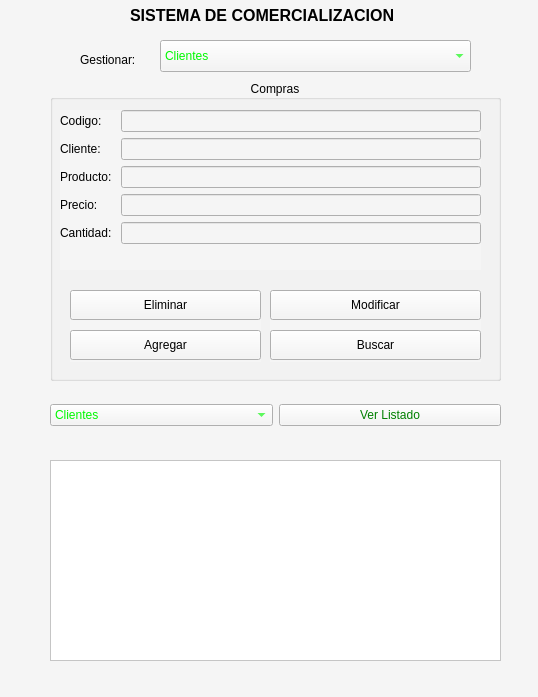
Kaouruk/Comercio-Electronico, file mainwindow.ui: the form before one commit.
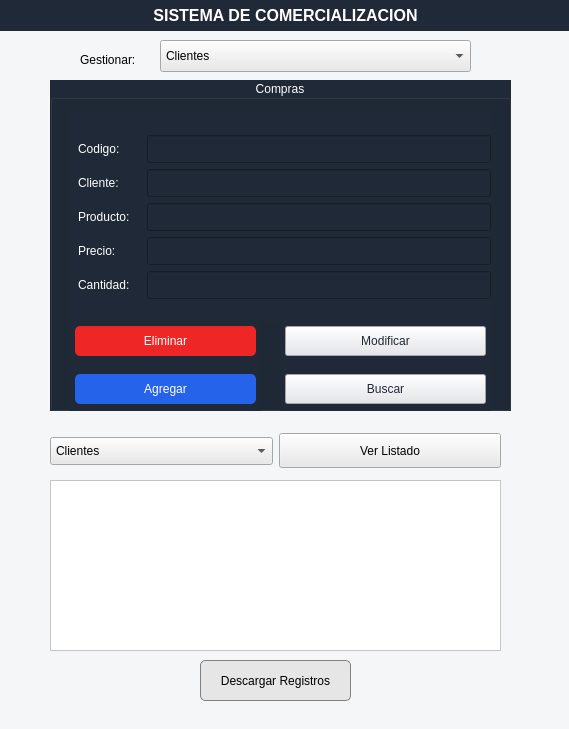
The form after the commit.

Patch:
```diff
--- a/mainwindow.ui
+++ b/mainwindow.ui
@@ -6,15 +6,15 @@
    <rect>
     <x>0</x>
     <y>0</y>
-    <width>538</width>
-    <height>697</height>
+    <width>569</width>
+    <height>729</height>
    </rect>
   </property>
   <property name="windowTitle">
    <string>MainWindow</string>
   </property>
   <property name="styleSheet">
-   <string notr="true">background-color: rgb(245, 245, 245);</string>
+   <string notr="true">background-color: rgb(245, 246, 248);</string>
   </property>
   <widget class="QWidget" name="centralwidget">
    <property name="enabled">
@@ -23,9 +23,9 @@
    <widget class="QLabel" name="label_5">
     <property name="geometry">
      <rect>
-      <x>130</x>
+      <x>0</x>
       <y>0</y>
-      <width>321</width>
+      <width>571</width>
       <height>31</height>
      </rect>
     </property>
@@ -35,9 +35,17 @@
       <bold>true</bold>
      </font>
     </property>
+    <property name="styleSheet">
+     <string notr="true">text-align: center;
+background-color: rgb(31, 41, 55);
+color:white;</string>
+    </property>
     <property name="text">
      <string>SISTEMA DE COMERCIALIZACION</string>
     </property>
+    <property name="alignment">
+     <set>Qt::AlignmentFlag::AlignCenter</set>
+    </property>
    </widget>
    <widget class="QComboBox" name="cbxGestionar">
     <property name="geometry">
@@ -49,7 +57,12 @@
      </rect>
     </property>
     <property name="styleSheet">
-     <string notr="true">color:rgb(0, 249, 0);</string>
+     <string notr="true">
+background-color: rgb(233,233,233);
+color:black;
+font-size:24;
+padding:5px;
+</string>
     </property>
     <item>
      <property name="text">
@@ -84,9 +97,9 @@
     <property name="geometry">
      <rect>
       <x>50</x>
-      <y>460</y>
+      <y>480</y>
       <width>451</width>
-      <height>201</height>
+      <height>171</height>
      </rect>
     </property>
     <property name="styleSheet">
@@ -99,26 +112,35 @@
      <rect>
       <x>50</x>
       <y>80</y>
-      <width>451</width>
-      <height>301</height>
+      <width>461</width>
+      <height>331</height>
      </rect>
     </property>
+    <property name="styleSheet">
+     <string notr="true">padding:5px;
+background-color: rgb(31, 41, 55);
+color:white;
+</string>
+    </property>
     <property name="title">
      <string>Productos</string>
     </property>
     <property name="alignment">
      <set>Qt::AlignmentFlag::AlignCenter</set>
     </property>
-    <widget class="QWidget" name="">
+    <widget class="QWidget" name="layoutWidget">
      <property name="geometry">
       <rect>
        <x>20</x>
-       <y>20</y>
-       <width>411</width>
-       <height>151</height>
+       <y>33</y>
+       <width>421</width>
+       <height>191</height>
       </rect>
      </property>
      <layout class="QFormLayout" name="formLayout_2">
+      <property name="formAlignment">
+       <set>Qt::AlignmentFlag::AlignCenter</set>
+      </property>
       <item row="0" column="0">
        <widget class="QLabel" name="lblCodigoP">
         <property name="text">
@@ -161,27 +183,45 @@
       </item>
      </layout>
     </widget>
-    <widget class="QWidget" name="">
+    <widget class="QWidget" name="layoutWidget">
      <property name="geometry">
       <rect>
        <x>20</x>
-       <y>190</y>
+       <y>240</y>
        <width>201</width>
-       <height>81</height>
+       <height>92</height>
       </rect>
      </property>
      <layout class="QVBoxLayout" name="verticalLayout_5">
       <property name="spacing">
-       <number>10</number>
+       <number>7</number>
       </property>
       <item>
        <widget class="QPushButton" name="btnEliminarProducto">
         <property name="minimumSize">
          <size>
           <width>130</width>
-          <height>30</height>
+          <height>40</height>
          </size>
         </property>
+        <property name="styleSheet">
+         <string notr="true">QPushButton {
+    margin: 5px;
+    background-color: rgb(239, 38, 38);
+    color: white;
+    padding: 4px;
+    border: none;
+    border-radius: 5px;
+}
+
+QPushButton:hover {
+    background-color: rgb(255, 59, 59);
+}
+
+QPushButton:pressed {
+    background-color: rgb(185, 28, 28);
+}</string>
+        </property>
         <property name="text">
          <string>Eliminar</string>
         </property>
@@ -192,9 +232,27 @@
         <property name="minimumSize">
          <size>
           <width>130</width>
-          <height>30</height>
+          <height>40</height>
          </size>
         </property>
+        <property name="styleSheet">
+         <string notr="true">QPushButton {
+    margin: 5px;
+    background-color: rgb(37, 99, 235);
+    color: white;
+    padding: 4px;
+    border: none;
+    border-radius: 5px;
+}
+
+QPushButton:hover {
+    background-color: rgb(59, 130, 246);
+}
+
+QPushButton:pressed {
+    background-color: rgb(29, 78, 216);
+}</string>
+        </property>
         <property name="text">
          <string>Agregar</string>
         </property>
@@ -202,27 +260,33 @@
       </item>
      </layout>
     </widget>
-    <widget class="QWidget" name="">
+    <widget class="QWidget" name="layoutWidget">
      <property name="geometry">
       <rect>
-       <x>230</x>
-       <y>190</y>
+       <x>240</x>
+       <y>240</y>
        <width>201</width>
-       <height>81</height>
+       <height>92</height>
       </rect>
      </property>
      <layout class="QVBoxLayout" name="verticalLayout_6">
       <property name="spacing">
-       <number>10</number>
+       <number>7</number>
       </property>
       <item>
        <widget class="QPushButton" name="btnModificarProducto">
         <property name="minimumSize">
          <size>
           <width>130</width>
-          <height>30</height>
+          <height>40</height>
          </size>
         </property>
+        <property name="styleSheet">
+         <string notr="true">margin:5px;
+color: rgb(31, 41, 55);
+background-color: rgb(229, 231, 235);
+padding:4px;</string>
+        </property>
         <property name="text">
          <string>Modificar</string>
         </property>
@@ -233,9 +297,15 @@
         <property name="minimumSize">
          <size>
           <width>130</width>
-          <height>30</height>
+          <height>40</height>
          </size>
         </property>
+        <property name="styleSheet">
+         <string notr="true">margin:5px;
+color: rgb(31, 41, 55);
+background-color: rgb(229, 231, 235);
+padding:4px;</string>
+        </property>
         <property name="text">
          <string>Buscar</string>
         </property>
@@ -244,31 +314,337 @@
      </layout>
     </widget>
    </widget>
+   <widget class="QWidget" name="layoutWidget">
+    <property name="geometry">
+     <rect>
+      <x>50</x>
+      <y>430</y>
+      <width>451</width>
+      <height>42</height>
+     </rect>
+    </property>
+    <layout class="QHBoxLayout" name="horizontalLayout">
+     <item>
+      <widget class="QComboBox" name="inputTipoListado">
+       <property name="styleSheet">
+        <string notr="true">
+background-color: rgb(233,233,233);
+color:black;
+font-size:24;
+padding:5px;
+</string>
+       </property>
+       <item>
+        <property name="text">
+         <string>Clientes</string>
+        </property>
+       </item>
+       <item>
+        <property name="text">
+         <string>Productos</string>
+        </property>
+       </item>
+       <item>
+        <property name="text">
+         <string>Ultimas Compras</string>
+        </property>
+       </item>
+       <item>
+        <property name="text">
+         <string>Prod Existentes</string>
+        </property>
+       </item>
+      </widget>
+     </item>
+     <item>
+      <widget class="QPushButton" name="buttonMostrarListado">
+       <property name="minimumSize">
+        <size>
+         <width>0</width>
+         <height>35</height>
+        </size>
+       </property>
+       <property name="styleSheet">
+        <string notr="true">color:black;
+font-size:24;
+background-color: rgb(233,233,233);</string>
+       </property>
+       <property name="text">
+        <string>Ver Listado</string>
+       </property>
+      </widget>
+     </item>
+    </layout>
+   </widget>
+   <widget class="QGroupBox" name="grpClientes">
+    <property name="geometry">
+     <rect>
+      <x>50</x>
+      <y>80</y>
+      <width>461</width>
+      <height>331</height>
+     </rect>
+    </property>
+    <property name="styleSheet">
+     <string notr="true">padding:5px;
+background-color: rgb(31, 41, 55);
+color:white;
+</string>
+    </property>
+    <property name="title">
+     <string>Clientes</string>
+    </property>
+    <property name="alignment">
+     <set>Qt::AlignmentFlag::AlignCenter</set>
+    </property>
+    <widget class="QWidget" name="layoutWidget_2">
+     <property name="geometry">
+      <rect>
+       <x>20</x>
+       <y>30</y>
+       <width>421</width>
+       <height>191</height>
+      </rect>
+     </property>
+     <layout class="QFormLayout" name="formLayout_4">
+      <property name="formAlignment">
+       <set>Qt::AlignmentFlag::AlignCenter</set>
+      </property>
+      <property name="topMargin">
+       <number>8</number>
+      </property>
+      <property name="rightMargin">
+       <number>7</number>
+      </property>
+      <property name="bottomMargin">
+       <number>12</number>
+      </property>
+      <item row="0" column="0">
+       <widget class="QLabel" name="lblCodigo_3">
+        <property name="text">
+         <string>Codigo:</string>
+        </property>
+       </widget>
+      </item>
+      <item row="0" column="1">
+       <widget class="QLineEdit" name="txtCodigoCrearClientes"/>
+      </item>
+      <item row="1" column="0">
+       <widget class="QLabel" name="lblNombre_3">
+        <property name="text">
+         <string>Nombre</string>
+        </property>
+       </widget>
+      </item>
+      <item row="1" column="1">
+       <widget class="QLineEdit" name="txtNombreCliente"/>
+      </item>
+      <item row="2" column="0">
+       <widget class="QLabel" name="lblCorreo_5">
+        <property name="text">
+         <string>Correo</string>
+        </property>
+       </widget>
+      </item>
+      <item row="2" column="1">
+       <widget class="QLineEdit" name="txtCorreoCliente"/>
+      </item>
+     </layout>
+    </widget>
+    <widget class="QWidget" name="layoutWidget_3">
+     <property name="geometry">
+      <rect>
+       <x>20</x>
+       <y>240</y>
+       <width>191</width>
+       <height>92</height>
+      </rect>
+     </property>
+     <layout class="QVBoxLayout" name="verticalLayout_7">
+      <property name="spacing">
+       <number>7</number>
+      </property>
+      <item>
+       <widget class="QPushButton" name="btnEliminarCliente">
+        <property name="minimumSize">
+         <size>
+          <width>130</width>
+          <height>40</height>
+         </size>
+        </property>
+        <property name="styleSheet">
+         <string notr="true">QPushButton {
+    margin: 5px;
+    background-color: rgb(239, 38, 38);
+    color: white;
+    padding: 4px;
+    border: none;
+    border-radius: 5px;
+}
+
+QPushButton:hover {
+    background-color: rgb(255, 59, 59);
+}
+
+QPushButton:pressed {
+    background-color: rgb(185, 28, 28);
+}</string>
+        </property>
+        <property name="text">
+         <string>Eliminar</string>
+        </property>
+       </widget>
+      </item>
+      <item>
+       <widget class="QPushButton" name="btnAgregarCliente">
+        <property name="minimumSize">
+         <size>
+          <width>130</width>
+          <height>40</height>
+         </size>
+        </property>
+        <property name="styleSheet">
+         <string notr="true">QPushButton {
+    margin: 5px;
+    background-color: rgb(37, 99, 235);
+    color: white;
+    padding: 4px;
+    border: none;
+    border-radius: 5px;
+}
+
+QPushButton:hover {
+    background-color: rgb(59, 130, 246);
+}
+
+QPushButton:pressed {
+    background-color: rgb(29, 78, 216);
+}</string>
+        </property>
+        <property name="text">
+         <string>Agregar</string>
+        </property>
+       </widget>
+      </item>
+     </layout>
+    </widget>
+    <widget class="QWidget" name="layoutWidget_4">
+     <property name="geometry">
+      <rect>
+       <x>230</x>
+       <y>240</y>
+       <width>211</width>
+       <height>92</height>
+      </rect>
+     </property>
+     <layout class="QVBoxLayout" name="verticalLayout_8">
+      <property name="spacing">
+       <number>7</number>
+      </property>
+      <item>
+       <widget class="QPushButton" name="btnModificarCliente">
+        <property name="minimumSize">
+         <size>
+          <width>130</width>
+          <height>40</height>
+         </size>
+        </property>
+        <property name="styleSheet">
+         <string notr="true">margin:5px;
+color: rgb(31, 41, 55);
+background-color: rgb(229, 231, 235);
+padding:4px;</string>
+        </property>
+        <property name="text">
+         <string>Modificar</string>
+        </property>
+       </widget>
+      </item>
+      <item>
+       <widget class="QPushButton" name="btnBuscarCliente">
+        <property name="minimumSize">
+         <size>
+          <width>130</width>
+          <height>40</height>
+         </size>
+        </property>
+        <property name="styleSheet">
+         <string notr="true">margin:5px;
+color: rgb(31, 41, 55);
+background-color: rgb(229, 231, 235);
+padding:4px;</string>
+        </property>
+        <property name="text">
+         <string>Buscar</string>
+        </property>
+       </widget>
+      </item>
+     </layout>
+    </widget>
+   </widget>
+   <widget class="QPushButton" name="btnDescargarRegistros">
+    <property name="geometry">
+     <rect>
+      <x>200</x>
+      <y>660</y>
+      <width>151</width>
+      <height>41</height>
+     </rect>
+    </property>
+    <property name="styleSheet">
+     <string notr="true">QPushButton {
+    background-color: rgb(230, 230, 230);
+    color: black;
+    border: 1px solid gray;
+    border-radius: 5px;
+}
+
+QPushButton:hover {
+    background-color: rgb(210, 210, 210);
+}
+
+QPushButton:pressed {
+    background-color: rgb(190, 190, 190);
+}</string>
+    </property>
+    <property name="text">
+     <string>Descargar Registros</string>
+    </property>
+   </widget>
    <widget class="QGroupBox" name="grpCompras">
     <property name="geometry">
      <rect>
       <x>50</x>
       <y>80</y>
-      <width>451</width>
-      <height>301</height>
+      <width>461</width>
+      <height>331</height>
      </rect>
     </property>
+    <property name="styleSheet">
+     <string notr="true">padding:5px;
+background-color: rgb(31, 41, 55);
+color:white;
+</string>
+    </property>
     <property name="title">
      <string>Compras</string>
     </property>
     <property name="alignment">
      <set>Qt::AlignmentFlag::AlignCenter</set>
     </property>
-    <widget class="QWidget" name="">
+    <widget class="QWidget" name="layoutWidget">
      <property name="geometry">
       <rect>
-       <x>10</x>
-       <y>30</y>
+       <x>20</x>
+       <y>31</y>
        <width>421</width>
-       <height>160</height>
+       <height>211</height>
       </rect>
      </property>
      <layout class="QFormLayout" name="formLayout_3">
+      <property name="formAlignment">
+       <set>Qt::AlignmentFlag::AlignCenter</set>
+      </property>
       <item row="0" column="0">
        <widget class="QLabel" name="lblCodigo_2">
         <property name="text">
@@ -321,27 +697,45 @@
       </item>
      </layout>
     </widget>
-    <widget class="QWidget" name="">
+    <widget class="QWidget" name="layoutWidget">
      <property name="geometry">
       <rect>
        <x>20</x>
-       <y>210</y>
+       <y>240</y>
        <width>191</width>
-       <height>72</height>
+       <height>92</height>
       </rect>
      </property>
      <layout class="QVBoxLayout" name="verticalLayout_3">
       <property name="spacing">
-       <number>10</number>
+       <number>7</number>
       </property>
       <item>
        <widget class="QPushButton" name="btnEliminarC_2">
         <property name="minimumSize">
          <size>
           <width>130</width>
-          <height>30</height>
+          <height>40</height>
          </size>
         </property>
+        <property name="styleSheet">
+         <string notr="true">QPushButton {
+    margin: 5px;
+    background-color: rgb(239, 38, 38);
+    color: white;
+    padding: 4px;
+    border: none;
+    border-radius: 5px;
+}
+
+QPushButton:hover {
+    background-color: rgb(255, 59, 59);
+}
+
+QPushButton:pressed {
+    background-color: rgb(185, 28, 28);
+}</string>
+        </property>
         <property name="text">
          <string>Eliminar</string>
         </property>
@@ -352,9 +746,27 @@
         <property name="minimumSize">
          <size>
           <width>130</width>
-          <height>30</height>
+          <height>40</height>
          </size>
         </property>
+        <property name="styleSheet">
+         <string notr="true">QPushButton {
+    margin: 5px;
+    background-color: rgb(37, 99, 235);
+    color: white;
+    padding: 4px;
+    border: none;
+    border-radius: 5px;
+}
+
+QPushButton:hover {
+    background-color: rgb(59, 130, 246);
+}
+
+QPushButton:pressed {
+    background-color: rgb(29, 78, 216);
+}</string>
+        </property>
         <property name="text">
          <string>Agregar</string>
         </property>
@@ -362,27 +774,33 @@
       </item>
      </layout>
     </widget>
-    <widget class="QWidget" name="">
+    <widget class="QWidget" name="layoutWidget">
      <property name="geometry">
       <rect>
-       <x>220</x>
-       <y>210</y>
+       <x>230</x>
+       <y>240</y>
        <width>211</width>
-       <height>72</height>
+       <height>92</height>
       </rect>
      </property>
      <layout class="QVBoxLayout" name="verticalLayout_4">
       <property name="spacing">
-       <number>10</number>
+       <number>7</number>
       </property>
       <item>
        <widget class="QPushButton" name="btnModificarC_2">
         <property name="minimumSize">
          <size>
           <width>130</width>
-          <height>30</height>
+          <height>40</height>
          </size>
         </property>
+        <property name="styleSheet">
+         <string notr="true">margin:5px;
+color: rgb(31, 41, 55);
+background-color: rgb(229, 231, 235);
+padding:4px;</string>
+        </property>
         <property name="text">
          <string>Modificar</string>
         </property>
@@ -393,9 +811,15 @@
         <property name="minimumSize">
          <size>
           <width>130</width>
-          <height>30</height>
+          <height>40</height>
          </size>
         </property>
+        <property name="styleSheet">
+         <string notr="true">margin:5px;
+color: rgb(31, 41, 55);
+background-color: rgb(229, 231, 235);
+padding:4px;</string>
+        </property>
         <property name="text">
          <string>Buscar</string>
         </property>
@@ -404,50 +828,6 @@
      </layout>
     </widget>
    </widget>
-   <widget class="QWidget" name="">
-    <property name="geometry">
-     <rect>
-      <x>50</x>
-      <y>390</y>
-      <width>451</width>
-      <height>51</height>
-     </rect>
-    </property>
-    <layout class="QHBoxLayout" name="horizontalLayout">
-     <item>
-      <widget class="QComboBox" name="inputTipoListado">
-       <property name="styleSheet">
-        <string notr="true">color:rgb(0, 249, 0);</string>
-       </property>
-       <item>
-        <property name="text">
-         <string>Clientes</string>
-        </property>
-       </item>
-       <item>
-        <property name="text">
-         <string>Productos</string>
-        </property>
-       </item>
-       <item>
-        <property name="text">
-         <string>Ultimas Compras</string>
-        </property>
-       </item>
-      </widget>
-     </item>
-     <item>
-      <widget class="QPushButton" name="buttonMostrarListado">
-       <property name="styleSheet">
-        <string notr="true">color:green;</string>
-       </property>
-       <property name="text">
-        <string>Ver Listado</string>
-       </property>
-      </widget>
-     </item>
-    </layout>
-   </widget>
   </widget>
   <widget class="QStatusBar" name="statusbar"/>
  </widget>
```
Left out of the diff: 14 changed lines with no effect on the pictures.
